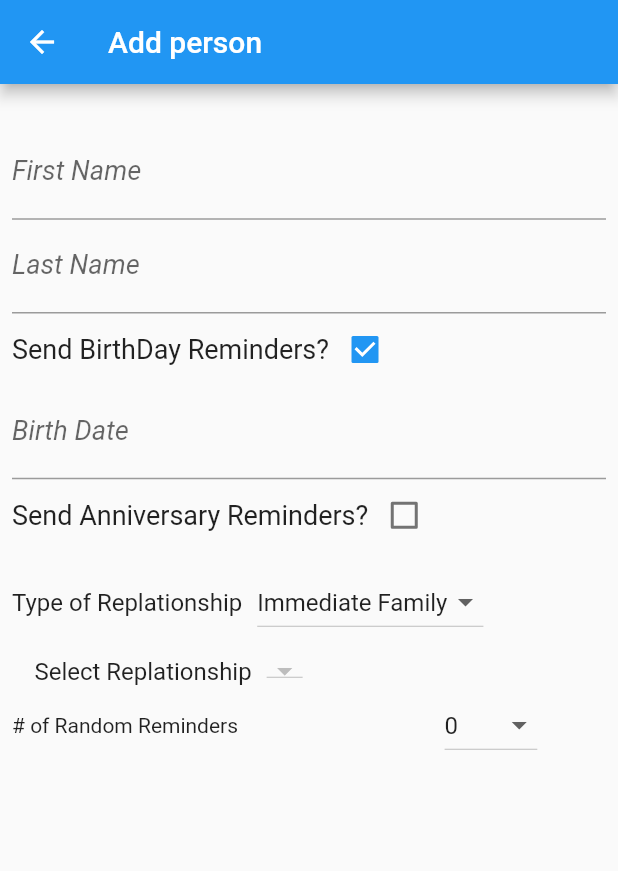
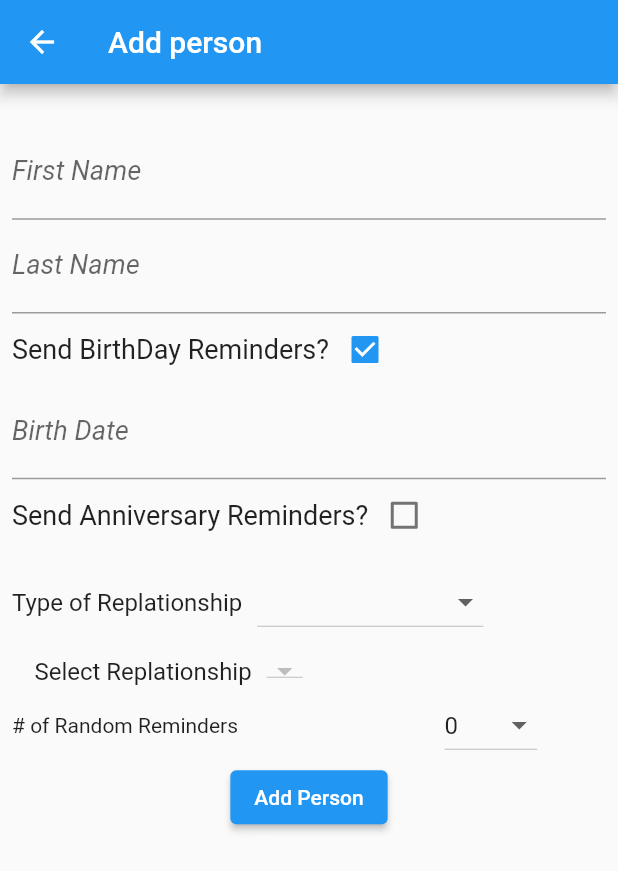
Before and after one commit to ScottFarestrand/flutter_navigation, a Flutter app: the RelationShip_Screen screen opened by its route, on a phone screen of 412 x 824 dp. Shown: the top 871 px of the screen. Run offline on Flutter 3.47's test engine with Material 2 defaults, Android fonts, the phone set to English and light mode, and no system bars; our stand-ins replace cloud_firestore, firebase_auth, firebase_core, flutter_switch, mask_text_input_formatter; accounts and stored records are empty.

Commit message:
Adding constants.dart, Remmoving Files and starting Edits on teh new person page

```diff
--- a/lib/constants.dart
+++ b/lib/constants.dart
@@ -1,11 +1,13 @@
 const String cFirstName = 'firstname';
 const String cLastName = 'lastname';
 const String cBirthDate = 'birthdate';
+const String cSendBirthdayReminders = 'sendbirthdayreminders';
 const String cCellPhone = 'cellphone';
 const String cCellPhoneValidated = 'cellphonevalidated';
 const String cSendEmailReminders = 'sendemailreminders';
 const String cSendTextReminders = 'sendtextreminders';
 const String cAnniversary = 'anniversary';
+const String cSendAnniversaryReminders = 'sendanniversaryreminders';
 const String cAnniversaryType = 'anniversarytype';
 const String cRandomReminders = 'randomreminders';
 const String cRelationshipType = 'relationshiptype';
--- a/lib/models/people.dart
+++ b/lib/models/people.dart
@@ -5,7 +5,9 @@ class Relationship{
   String firstName;
   String lastName;
   Timestamp birthDate;
+  bool sendBirthdayReminders;
   Timestamp anniversary;
+  bool sendAnniversaryReminders;
   String anniversaryType;
   String relationshipType;
   int randomReminders;
@@ -15,7 +17,9 @@ class Relationship{
     required this.firstName,
     required this.lastName,
     required this.birthDate,
+    required this.sendBirthdayReminders,
     required this.anniversary,
+    required this.sendAnniversaryReminders,
     required this.anniversaryType,
     required this.relationshipType,
     required this.randomReminders,
@@ -25,7 +29,9 @@ class Relationship{
     String firstName,
     String lastName,
     Timestamp birthDate,
+    bool sendBirthdayReminders,
     Timestamp anniversary,
+    bool sendAnniversaryReminders,
     String anniversaryType,
     String relationshipType,
     int randomReminders,
@@ -35,7 +41,9 @@ class Relationship{
     firstName = firstName;
     lastName = lastName;
     birthDate = birthDate;
+    sendBirthdayReminders = sendBirthdayReminders;
     anniversary = anniversary;
+    sendAnniversaryReminders = sendAnniversaryReminders;
     anniversaryType = anniversaryType;
     relationshipType  = relationshipType;
     randomReminders = randomReminders;
@@ -46,7 +54,9 @@ class Relationship{
     cFirstName: firstName,
     cLastName: lastName,
     cBirthDate: birthDate,
+    cSendBirthdayReminders: sendBirthdayReminders,
     cAnniversary: anniversary,
+    cSendAnniversaryReminders: sendAnniversaryReminders,
     cAnniversaryType: cAnniversaryType,
     cRelationshipType: relationshipType,
     cRandomReminders: randomReminders,
@@ -56,7 +66,9 @@ class Relationship{
     firstName: json.toString().contains(cFirstName) ? json[cFirstName] : "", // firstName: json['firstname'],
     lastName: json.toString().contains(cLastName) ? json[cLastName] : "",
     birthDate: json.toString().contains(cBirthDate) ? json[cBirthDate] : DateTime.now(),
+    sendBirthdayReminders: json.toString().contains(cSendBirthdayReminders)? json[cSendBirthdayReminders] : false,
     anniversary: json.toString().contains(cAnniversary) ? json[cAnniversary] : DateTime.now(),
+    sendAnniversaryReminders: json.toString().contains(cSendAnniversaryReminders)? json[cSendAnniversaryReminders] : false,
     anniversaryType: json.toString().contains(cAnniversaryType) ? json[cAnniversaryType]: "",
     relationshipType: json.toString().contains(cRelationshipType) ? json[cRelationshipType] : "",
     randomReminders: json.toString().contains(cRandomReminders) ? json[cRandomReminders]: 0,
--- a/lib/screens/logged_in_screen.dart
+++ b/lib/screens/logged_in_screen.dart
@@ -18,7 +18,7 @@ class Logged_In_Screen extends StatefulWidget {
 
 class _Logged_In_ScreenState extends State<Logged_In_Screen> {
   int _currentIndex = 1;
-  bool _actionVisible = false;
+  bool _actionVisible = true;
   @override
   Widget build(BuildContext context) {
     print("Building");
--- a/lib/screens/relationship_screen.dart
+++ b/lib/screens/relationship_screen.dart
@@ -9,6 +9,7 @@ class RelationShip_Screen extends StatefulWidget {
 }
 
 class _RelationShip_ScreenState extends State<RelationShip_Screen> {
+  final formGlobalKey = GlobalKey<FormState>();
   final dateFormat = new DateFormat('MMM d, y');
   final firstNameController = TextEditingController();
   final lastNameController = TextEditingController();
@@ -16,15 +17,15 @@ class _RelationShip_ScreenState extends State<RelationShip_Screen> {
   final anniversaryDateController = TextEditingController();
   DateTime birthDate = DateTime.now();
   DateTime anniversaryDate = DateTime.now();
-  List<String> types = ['Immediate Family', "Relatives", "Other" ];
-  List<String> immediateFamily = ['Wife', "Husband", "Daughter", "Son", "Cat", "Dog", "Other"];
-  List<String> extendedFamily = ["Grandmother", "Grandfater", "Aunt", "Uncle", "Cousin", "Great Grandmother", "Great Grandfater"];
-  List<String> other = ["Friend", "Employee"];
-  List<String> items = ['Wife', 'Husband', 'Daughter', 'Son,' 'Cat', 'Dog'];
+  List<String> types = ['', 'Immediate Family', "Relatives", "Other" ];
+  List<String> immediateFamily = ['', 'Wife', "Husband", "Daughter", "Son", "Cat", "Dog", "Other"];
+  List<String> extendedFamily = ['', 'Grandmother', "Grandfather", "Aunt", "Uncle", "Cousin", "Great Grandmother", "Great Grandfather"];
+  List<String> other = ['','Friend', 'Employee', 'other'];
+  // List<String> items = ['Wife', 'Husband', 'Daughter', 'Son,' 'Cat', 'Dog'];
   List<int> randomReminders = [0, 1, 2, 3, 4, 5, 6, 7 ];
   int reminderCount = 0;
-  String? selectedItem = 'Wife';
-  String? selectedType = "Immediate Family";
+  String? selectedItem = '';
+  String? selectedType = '';
   List<String> relationshipTypes = [];
   bool celebrateBirthDay = true;
   bool celebrateAnniversary = false;
@@ -36,6 +37,7 @@ class _RelationShip_ScreenState extends State<RelationShip_Screen> {
       body: Padding(
         padding: const EdgeInsets.all(8.0),
         child: Form(
+          key: formGlobalKey,
           child: Column(children: [
             SizedBox(height: 20),
             buildTextFormField(firstNameController, "First Name"),
@@ -53,7 +55,7 @@ class _RelationShip_ScreenState extends State<RelationShip_Screen> {
             ),
             Visibility(
               visible: celebrateBirthDay,
-                child: buildDateTextFormField(birthDateController, 'Birth Date',birthDate)),
+                child: buildDateTextFormField( birthDateController, 'Birth Date',birthDate)),
             Row(
               children: [
                 Text("Send Anniversary Reminders?", style: TextStyle(fontSize: 18),),
@@ -122,7 +124,6 @@ class _RelationShip_ScreenState extends State<RelationShip_Screen> {
                   width: MediaQuery.of(context).size.width * .15,
                   child: DropdownButton<String>(
                     isExpanded: true,
-
                     hint: Text("Number of Random Reminders"),
                     value: reminderCount.toString(),
                     items: randomReminders.map((int value) {
@@ -140,6 +141,31 @@ class _RelationShip_ScreenState extends State<RelationShip_Screen> {
                   ),
                 ),
               ],
+            ),
+            ElevatedButton(
+                onPressed: (){
+                  if(formGlobalKey.currentState!.validate())
+                    {
+                      print("Valid");
+                      print(selectedItem);
+                      if (selectedType == '' ){
+                        ScaffoldMessenger.of(context).showSnackBar(
+                            const SnackBar(
+                                content: Text("Select Relationship Type before adding new person"),
+                            ));
+                            }
+                      if (selectedItem == '') {
+                        ScaffoldMessenger.of(context).showSnackBar(
+                          const SnackBar(content: Text("Select Relationship  before adding new person")),
+                        );
+                      }
+                    }
+                  else
+                    {ScaffoldMessenger.of(context).showSnackBar(
+                      const SnackBar(content: Text("Review Form errors before adding new person")),
+                    );}
+
+                }, child: Text('Add Person')
             ),
 
 
@@ -165,12 +191,20 @@ class _RelationShip_ScreenState extends State<RelationShip_Screen> {
       ),
     );
   }
+  void addPerson(){
 
+  }
   TextFormField buildDateTextFormField(
       TextEditingController textEditingController,
       String labelText,
       DateTime dateTime) {
     return TextFormField(
+          validator: (value){
+            if (value == null || value.isEmpty) {
+              return "Please enter $labelText";
+            }
+            return null;
+            },
           onTap: () {_selectDate(context, textEditingController, dateTime);},
           decoration: InputDecoration(
             labelText: labelText,
```
Also changed, not shown: lib/screens/people.dart (deleted, +0 -15 lines), lib/screens/person.dart (deleted, +0 -15 lines), lib/screens/profile.dart (deleted, +0 -417 lines), lib/screens/reminders.dart (deleted, +0 -16 lines).
